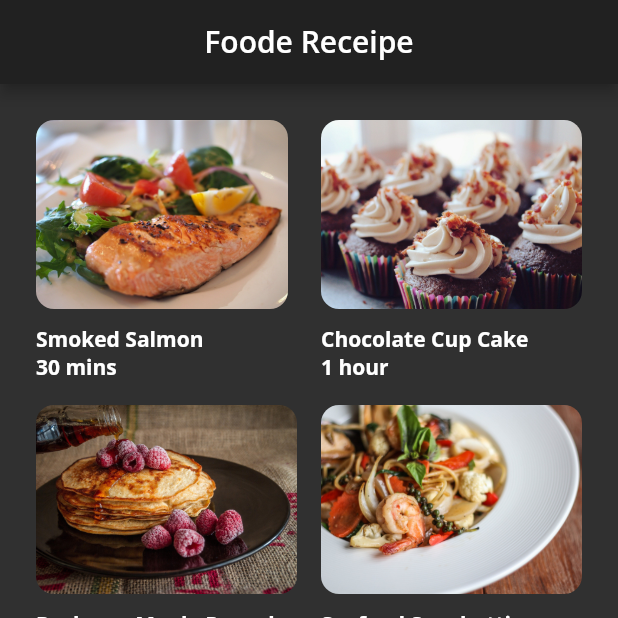
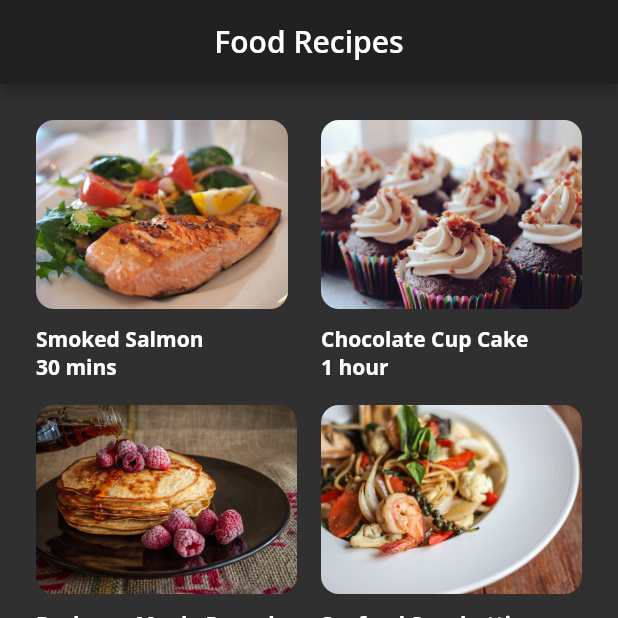
Before and after one commit to PremRai345/FoodRecipes, a Flutter app: the screen it shows after launch, item 2 of the bottom bar chosen, on a phone screen of 412 x 824 dp, the top half of it. Run offline on Flutter 3.47's test engine with Material 2 defaults, Android fonts, the phone set to English and light mode, and no system bars; our stand-ins replace google_fonts.

Commit message:
Update home.dart

```diff
--- a/food_recipes/lib/home.dart
+++ b/food_recipes/lib/home.dart
@@ -33,7 +33,7 @@ class _HomeState extends State<Home> {
       appBar: AppBar(
         centerTitle: true,
         title: Text(
-          'Foode Receipe',
+          'Food Recipes',
           style: Theme.of(context).textTheme.headline6,
         ),
       ),
```
